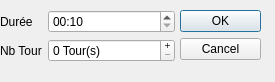
First picture: the form in defGui/set_RaceLen.ui, repository alcatrazproduction/Chrono, before the edit.
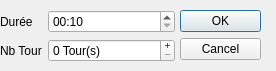
Second picture: the form after the edit.

Diff of the .ui file:
```diff
--- a/defGui/set_RaceLen.ui
+++ b/defGui/set_RaceLen.ui
@@ -9,8 +9,8 @@
    <rect>
     <x>0</x>
     <y>0</y>
-    <width>275</width>
-    <height>82</height>
+    <width>276</width>
+    <height>71</height>
    </rect>
   </property>
   <property name="windowTitle">
```
